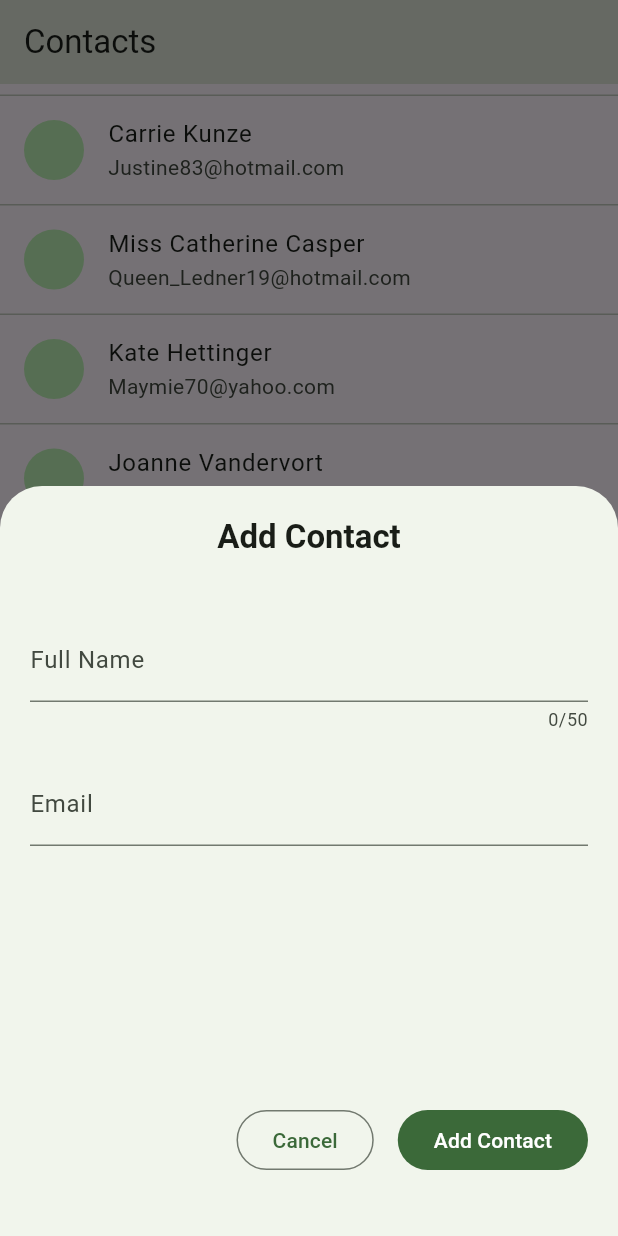
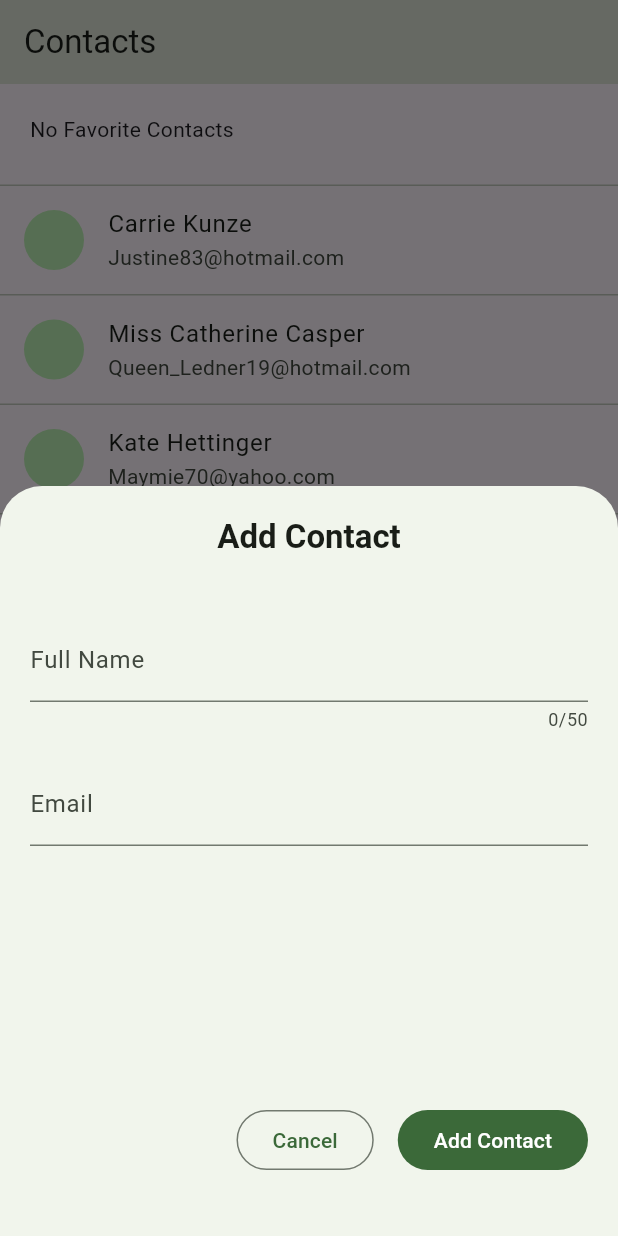
Before and after one commit to minhluong-gft/flutter-contacts, a Flutter app: the screen it shows after launch, scrolled down 576 dp, after a tap on the "add" icon, on a phone screen of 412 x 824 dp. Run offline on Flutter 3.47's test engine with Material 3 defaults, Android fonts, the phone set to English and light mode, and no system bars; drawn by our look-alikes of flutter_form_builder, flutter_slidable; our stand-ins replace flutter_riverpod, form_builder_validators, google_fonts; network calls fail; Roboto replaces fonts that are missing (Inder).

Commit message:
feat: add favorite contact

```diff
--- a/lib/providers/contacts_provider.dart
+++ b/lib/providers/contacts_provider.dart
@@ -30,8 +30,28 @@ class ContactsNotifier extends Notifier<List<Contact>> {
 
     state = List.of(state)..insert(index, contact);
   }
+
+  void toggleFavorite(String id) {
+    state = [
+      for (final contact in state)
+        if (contact.id == id)
+          contact.copyWith(isFavoriteParameter: !contact.isFavorite)
+        else
+          contact
+    ];
+  }
 }
 
 final contactsProvider = NotifierProvider<ContactsNotifier, List<Contact>>(
   () => ContactsNotifier(contactsList),
 );
+
+final filterFavoriteContactsProvider = Provider<List<Contact>>((ref) {
+  final data = ref.watch(contactsProvider);
+  return data.where((element) => element.isFavorite).toList();
+});
+
+final selectedContactsProvider = Provider.family<Contact, String>((ref, id) {
+  final contacts = ref.watch(contactsProvider);
+  return contacts.firstWhere((element) => element.id == id);
+});
--- /dev/null
+++ b/lib/providers/favorite_contacts_provider.dart
@@ -0,0 +1,8 @@
+import 'package:flutter_contacts/models/contact.dart';
+import 'package:flutter_contacts/providers/contacts_provider.dart';
+import 'package:flutter_riverpod/flutter_riverpod.dart';
+
+final favoriteContactsProvider = StateProvider<List<Contact>>((ref) {
+  final initialData = ref.watch(filterFavoriteContactsProvider);
+  return initialData;
+});
--- a/lib/screens/contacts/contacts_list.dart
+++ b/lib/screens/contacts/contacts_list.dart
@@ -42,12 +42,17 @@ class ContactsList extends ConsumerWidget {
             motion: const ScrollMotion(),
             children: [
               SlidableAction(
-                onPressed: (ctx) {},
-                foregroundColor:
-                    Theme.of(context).colorScheme.onTertiaryContainer,
+                onPressed: (ctx) {
+                  ref
+                      .read(contactsProvider.notifier)
+                      .toggleFavorite(contact.id);
+                },
+                foregroundColor: contact.isFavorite
+                    ? Colors.yellow
+                    : Theme.of(context).colorScheme.onTertiaryContainer,
                 backgroundColor:
                     Theme.of(context).colorScheme.tertiaryContainer,
-                icon: Icons.star_outline,
+                icon: contact.isFavorite ? Icons.star : Icons.star_outline,
               ),
               SlidableAction(
                 autoClose: false,
@@ -69,7 +74,7 @@ class ContactsList extends ConsumerWidget {
           child: ListTile(
             onTap: () {
               Navigator.of(context).push(MaterialPageRoute(
-                builder: (ctx) => ContactDetailsScreen(contact),
+                builder: (ctx) => ContactDetailsScreen(contact.id),
               ));
             },
             leading: contact.avatar != null
--- a/lib/screens/contacts/contacts_screen.dart
+++ b/lib/screens/contacts/contacts_screen.dart
@@ -1,4 +1,5 @@
 import 'package:flutter/material.dart';
+import 'package:flutter_contacts/screens/contacts/favorite_contact_list.dart';
 import 'package:flutter_riverpod/flutter_riverpod.dart';
 import 'package:flutter_contacts/models/contact.dart';
 import 'package:flutter_contacts/providers/contacts_provider.dart';
@@ -31,9 +32,17 @@ class ContactsScreen extends ConsumerWidget {
 
     return Scaffold(
       appBar: AppBar(title: const Text('Contacts')),
-      body: contacts.isEmpty
-          ? const Center(child: Text('No contacts'))
-          : ContactsList(contacts: contacts),
+      body: Column(
+          mainAxisAlignment: MainAxisAlignment.start,
+          crossAxisAlignment: CrossAxisAlignment.start,
+          children: [
+            const FavoriteContactList(),
+            Expanded(
+              child: contacts.isEmpty
+                  ? const Center(child: Text('No contacts'))
+                  : ContactsList(contacts: contacts),
+            ),
+          ]),
       floatingActionButton: FloatingActionButton(
         onPressed: () => _handleAddContact(context, ref),
         child: const Icon(Icons.add),
--- /dev/null
+++ b/lib/screens/contacts/favorite_contact_list.dart
@@ -0,0 +1,46 @@
+import 'package:flutter/material.dart';
+import 'package:flutter_contacts/providers/favorite_contacts_provider.dart';
+import 'package:flutter_riverpod/flutter_riverpod.dart';
+
+class FavoriteContactList extends ConsumerWidget {
+  const FavoriteContactList({super.key});
+
+  @override
+  Widget build(BuildContext context, ref) {
+    final favoriteContacts = ref.watch(favoriteContactsProvider);
+    return Padding(
+      padding: const EdgeInsets.all(20),
+      child: Container(
+        child: favoriteContacts.isEmpty
+            ? const Text(
+                "No Favorite Contacts",
+              )
+            : Column(
+                mainAxisAlignment: MainAxisAlignment.start,
+                crossAxisAlignment: CrossAxisAlignment.start,
+                children: [
+                  const Text(
+                    "My Favorite Contacts",
+                  ),
+                  SizedBox(
+                    height: 50,
+                    child: ListView.separated(
+                        separatorBuilder: (BuildContext context, int index) =>
+                            const Divider(height: 1),
+                        scrollDirection: Axis.horizontal,
+                        itemCount: favoriteContacts.length,
+                        itemBuilder: (ctx, index) {
+                          final contact = favoriteContacts[index];
+                          return Padding(
+                            padding: const EdgeInsets.fromLTRB(0, 0, 8, 0),
+                            child: CircleAvatar(
+                                backgroundImage: NetworkImage(contact.avatar!)),
+                          );
+                        }),
+                  ),
+                ],
+              ),
+      ),
+    );
+  }
+}
```
Also changed, not shown: lib/models/contact.dart (+11 -0 lines), lib/screens/contacts_details_screen.dart (+15 -5 lines), lib/widgets/new_contact_form.dart (+5 -5 lines).
